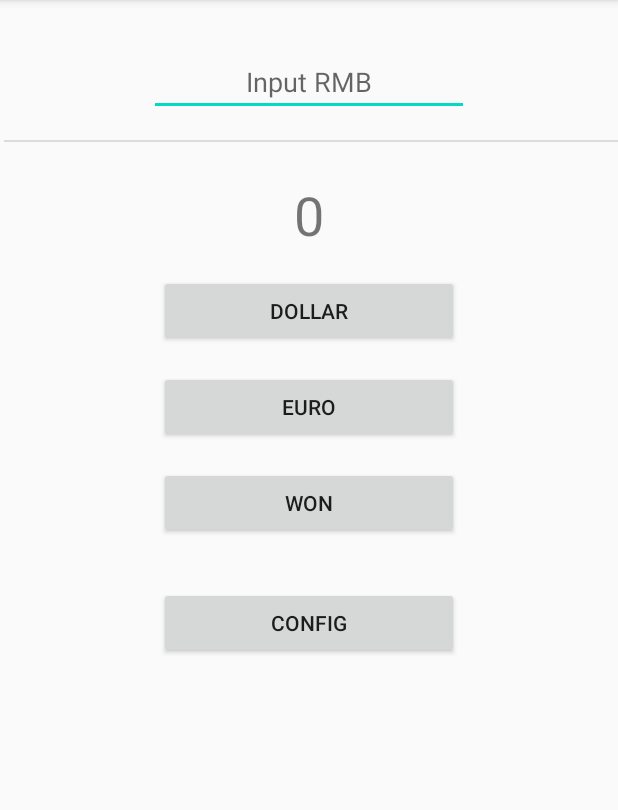
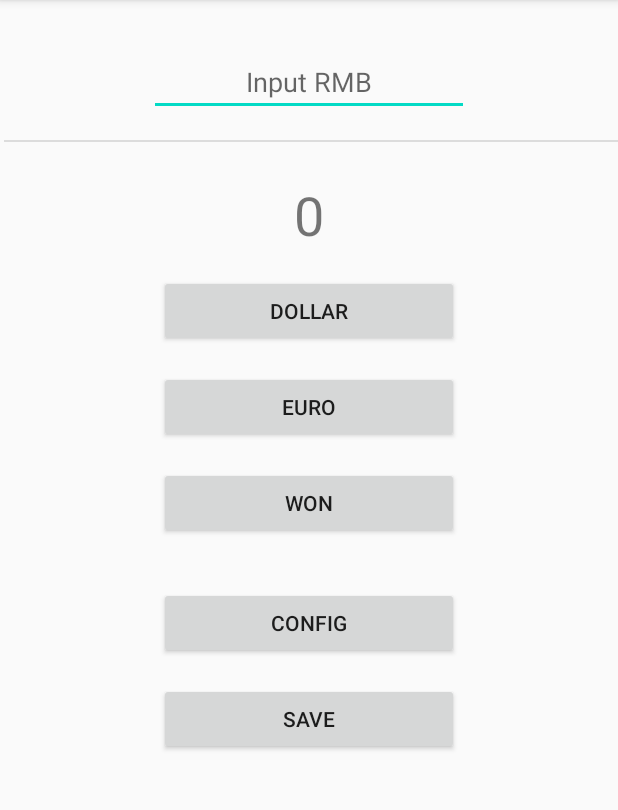
Before and after one commit to Abner-x/exchange_rate, an Android app: the screen it shows after launch (MainActivity), on a phone screen of 412 x 824 dp, the part 84-894 px from its top. Run offline under Robolectric (Android 15) with nearby library versions, the phone set to English and light mode, and no system bars.

Commit message:
功能更新

```diff
--- a/app/src/main/res/layout/activity_main.xml
+++ b/app/src/main/res/layout/activity_main.xml
@@ -90,4 +90,15 @@
         app:layout_constraintStart_toStartOf="parent"
         app:layout_constraintTop_toBottomOf="@+id/button3" />
 
+    <Button
+        android:id="@+id/save"
+        android:layout_width="200dp"
+        android:layout_height="wrap_content"
+        android:layout_marginTop="16dp"
+        android:onClick="save"
+        android:text="@string/saverate"
+        app:layout_constraintEnd_toEndOf="parent"
+        app:layout_constraintStart_toStartOf="parent"
+        app:layout_constraintTop_toBottomOf="@+id/button4" />
+
 </android.support.constraint.ConstraintLayout>
--- a/app/src/main/res/values/strings.xml
+++ b/app/src/main/res/values/strings.xml
@@ -14,4 +14,5 @@
     <string name="d_rate" />
     <string name="e_rate" />
     <string name="w_rate" />
+    <string name="saverate">SAVE</string>
 </resources>
```
Also changed, not shown: app/src/main/java/com/example/exchange_rate/MainActivity.java (+12 -0 lines), app/src/main/java/com/example/exchange_rate/MainActivity2.java (+10 -0 lines), app/src/main/res/layout/activity_main2.xml (+9 -1 lines).
